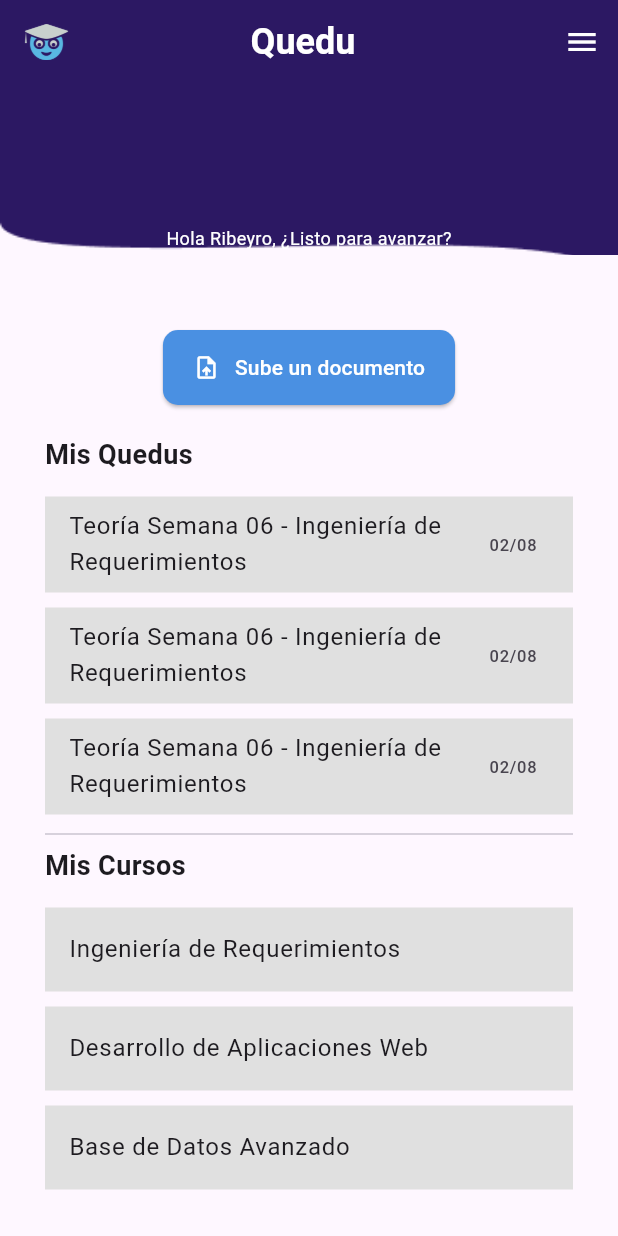
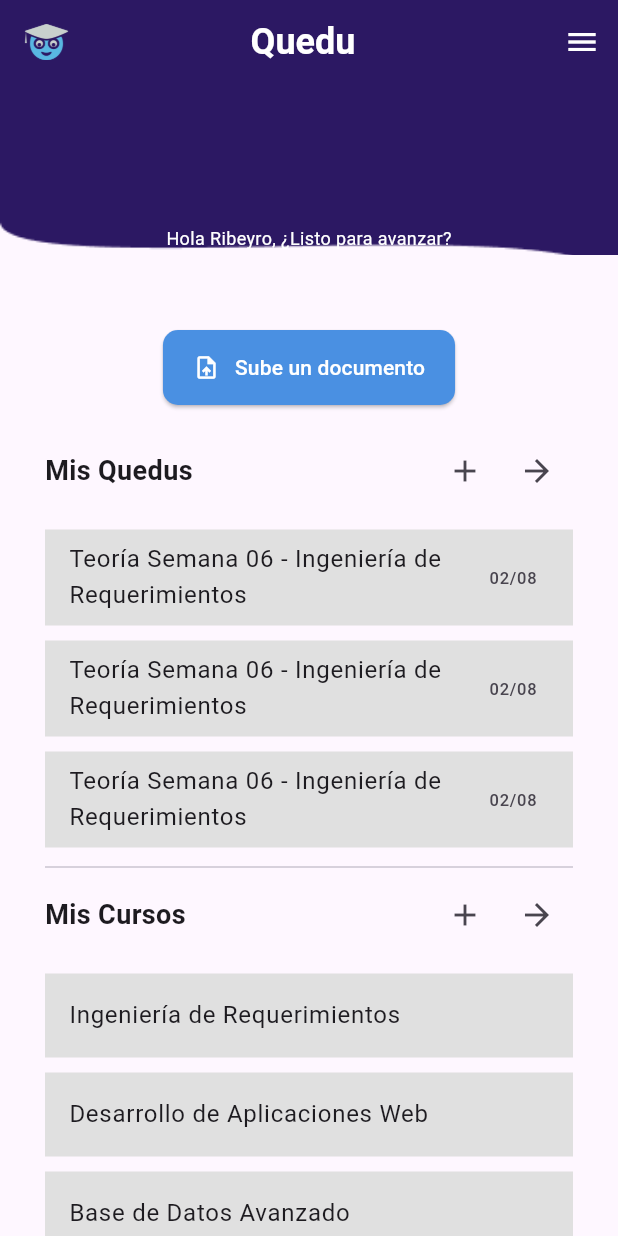
Before and after one commit to Ribeyro/quedu, a Flutter app: the screen it shows after launch, on a phone screen of 412 x 824 dp. Run offline on Flutter 3.47's test engine with Material 3 defaults, Android fonts, the phone set to English and light mode, and no system bars.

Commit message:
se Agrego el widget create course

```diff
--- a/lib/app/views/widgets/course_list.dart
+++ b/lib/app/views/widgets/course_list.dart
@@ -12,7 +12,29 @@ class CourseList extends StatelessWidget {
     return Column(
       crossAxisAlignment: CrossAxisAlignment.start,
       children: [
-        Text("Mis Cursos", style: TextStyle(fontSize: 18, fontWeight: FontWeight.bold)),
+        Row(
+          mainAxisAlignment: MainAxisAlignment.spaceBetween,
+          children: [
+            Text("Mis Cursos", style: TextStyle(fontSize: 18, fontWeight: FontWeight.bold)),
+            Row(
+              children: [
+                IconButton(
+                  icon: Icon(Icons.add),
+                  onPressed: () {
+                    // Acción para el ícono de agregar
+                    Navigator.pushNamed(context, '/createCourse');
+                  },
+                ),
+                IconButton(
+                  icon: Icon(Icons.arrow_forward),
+                  onPressed: () {
+                    // Acción para el ícono de avanzar
+                  },
+                ),
+              ],
+            ),
+          ],
+        ),
         SizedBox(height: 10),
         ...courses.map((course) => Padding(
           padding: EdgeInsets.symmetric(vertical: 5),
--- a/lib/app/views/widgets/quedu_list.dart
+++ b/lib/app/views/widgets/quedu_list.dart
@@ -12,7 +12,28 @@ class QueduList extends StatelessWidget {
     return Column(
       crossAxisAlignment: CrossAxisAlignment.start,
       children: [
-        Text("Mis Quedus", style: TextStyle(fontSize: 18, fontWeight: FontWeight.bold)),
+        Row(
+          mainAxisAlignment: MainAxisAlignment.spaceBetween,
+          children: [
+            Text("Mis Quedus", style: TextStyle(fontSize: 18, fontWeight: FontWeight.bold)),
+            Row(
+              children: [
+                IconButton(
+                  icon: Icon(Icons.add),
+                  onPressed: () {
+                    // Acción para el ícono de agregar
+                  },
+                ),
+                IconButton(
+                  icon: Icon(Icons.arrow_forward),
+                  onPressed: () {
+                    // Acción para el ícono de avanzar
+                  },
+                ),
+              ],
+            ),
+          ],
+        ),
         SizedBox(height: 10),
         ...quedus.map((quedu) => Padding(
           padding: EdgeInsets.symmetric(vertical: 5),
--- a/lib/main.dart
+++ b/lib/main.dart
@@ -1,4 +1,5 @@
 import 'package:flutter/material.dart';
+import 'package:quedu/app/views/create_course.dart';
 import 'app/views/splash.dart'; // Importa la pantalla de splash
 import 'app/views/home.dart'; // Importa la pantalla de inicio
 
@@ -18,6 +19,7 @@ class MyApp extends StatelessWidget {
       routes: {
         '/': (context) => SplashScreen(),
         '/home': (context) => HomeScreen(),
+        '/createCourse': (context) => CreateCourseScreen(),
       },
     );
   }
```
Also changed, not shown: lib/app/views/create_course.dart (added, +43 -0 lines).
